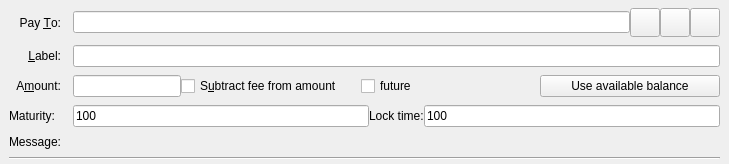
The window that src/qt/forms/sendcoinsentry.ui (Raptor3um/raptoreum) describes before a commit, drawn with Qt 5.
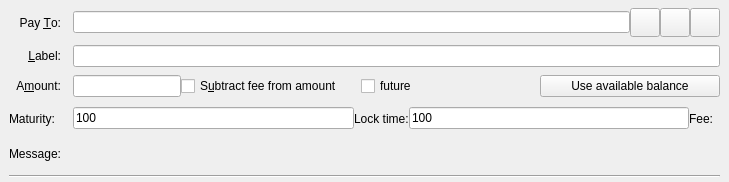
The same window after the commit. Custom widgets are drawn as their Qt base class.

Patch:
```diff
--- a/src/qt/forms/sendcoinsentry.ui
+++ b/src/qt/forms/sendcoinsentry.ui
@@ -7,7 +7,7 @@
     <x>0</x>
     <y>0</y>
     <width>729</width>
-    <height>147</height>
+    <height>182</height>
    </rect>
   </property>
   <property name="focusPolicy">
@@ -254,6 +254,20 @@
         </property>
        </widget>
       </item>
+      <item>
+       <widget class="QLabel" name="feeLb">
+        <property name="text">
+         <string>Fee:</string>
+        </property>
+       </widget>
+      </item>
+      <item>
+       <widget class="QLabel" name="feeDisplay">
+        <property name="text">
+         <string/>
+        </property>
+       </widget>
+      </item>
      </layout>
     </item>
    </layout>
```
